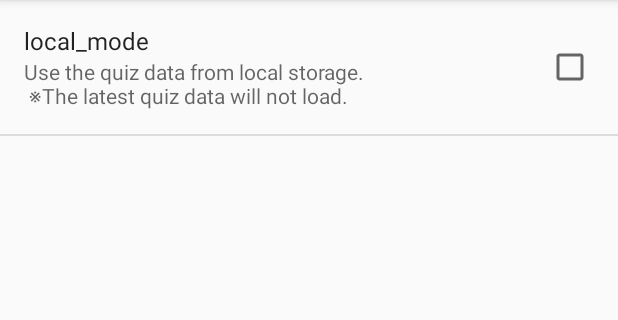
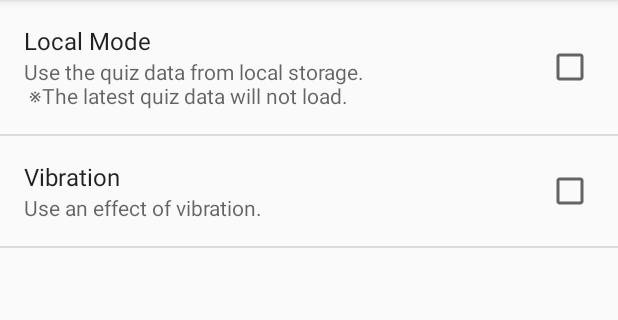
Before and after one commit to TatsuoWatanabe/FunUkuleleQuiz, an Android app: the fragment SettingsFragment shown on its own in the app's theme, on a phone screen of 412 x 824 dp, the part 84-404 px from its top. Run offline under Robolectric (Android 15) with nearby library versions, the phone set to English and light mode, and no system bars; network calls fail; 2 statements that could not run were skipped.

Commit message:
addes the vibrator preference.

```diff
--- a/app/src/main/java/com/tatsuowatanabe/funukulelequiz/model/QuizResults.java
+++ b/app/src/main/java/com/tatsuowatanabe/funukulelequiz/model/QuizResults.java
@@ -43,12 +43,13 @@ public class QuizResults {
      */
     public QuizResults receiveAnswer(Quiz.Choice selectedChoice, Quiz quiz) {
         AnsweredQuiz answeredQuiz = new AnsweredQuiz(quiz, selectedChoice.getPoint());
+        Boolean useVibration = activity.getSharedPreferences().getBoolean(activity.getString(R.string.pref_key_vibration), false);
 
         if (answeredQuiz.isCorrect()) {
             // TODO: Show correct color effect.
         } else {
             // TODO: Show incorrect color effect.
-            activity.getVibrator().vibrate(100);
+            if (useVibration) { activity.getVibrator().vibrate(50); }
         }
         // TODO: Set progress to progress bar.
 
--- a/app/src/main/java/com/tatsuowatanabe/funukulelequiz/preference/SettingsFragment.java
+++ b/app/src/main/java/com/tatsuowatanabe/funukulelequiz/preference/SettingsFragment.java
@@ -25,7 +25,7 @@ public class SettingsFragment extends PreferenceFragment {
         Boolean isJa = getString(R.string.lang_ja).equals(lang);
         Boolean isEn = getString(R.string.lang_en).equals(lang);
 
-        CheckBoxPreference prefLocalMode = (CheckBoxPreference) findPreference("local_mode");
+        CheckBoxPreference prefLocalMode = (CheckBoxPreference)findPreference(getString(R.string.pref_key_local_mode));
         prefLocalMode.setTitle(getString(
             isJa ? R.string.pref_title_local_mode_ja :
             isEn ? R.string.pref_title_local_mode_en :
@@ -36,6 +36,17 @@ public class SettingsFragment extends PreferenceFragment {
             isEn ? R.string.pref_summ_local_mode_en :
                    R.string.pref_summ_local_mode_en
         ));
+        CheckBoxPreference prefVibration = (CheckBoxPreference)findPreference(getString(R.string.pref_key_vibration));
+        prefVibration.setTitle(getString(
+            isJa ? R.string.pref_title_vibration_ja :
+            isEn ? R.string.pref_title_vibration_en :
+                   R.string.pref_title_vibration_en
+        ));
+        prefVibration.setSummary(getString(
+            isJa ? R.string.pref_summ_vibration_ja :
+            isEn ? R.string.pref_summ_vibration_en :
+                   R.string.pref_summ_vibration_en
+        ));
 
         return this;
     }
--- a/app/src/main/res/values/strings.xml
+++ b/app/src/main/res/values/strings.xml
@@ -18,7 +18,7 @@
     <string name="msg_use_local_data_en">Use the local data.</string>
     <string name="msg_err_network_ja">インターネットでのデータ取得に失敗しました。\n%1$s\n%2$s</string>
     <string name="msg_err_network_en">Sorry, a network error has occurred.\n%1$s\n%2$s</string>
-    <string name="pref_key_local_mode">local_mode</string>
+    <string name="pref_key_local_mode">Local Mode</string>
     <string name="pref_title_local_mode_ja">ローカルモード</string>
     <string name="pref_title_local_mode_en">@string/pref_key_local_mode</string>
     <string name="pref_summ_local_mode_ja">
@@ -33,5 +33,10 @@
         ※The latest quiz data will not load.
     ]]>
     </string>
+    <string name="pref_key_vibration">vibration</string>
+    <string name="pref_title_vibration_ja">バイブレーション</string>
+    <string name="pref_title_vibration_en">Vibration</string>
+    <string name="pref_summ_vibration_ja">バイブレーションによるエフェクトを使用します。</string>
+    <string name="pref_summ_vibration_en">Use an effect of vibration.</string>
 
 </resources>
--- a/app/src/main/res/xml/preferences.xml
+++ b/app/src/main/res/xml/preferences.xml
@@ -6,4 +6,10 @@
         android:summary="@string/pref_summ_local_mode_ja"
         android:defaultValue="false"
     />
+    <CheckBoxPreference
+        android:key="@string/pref_key_vibration"
+        android:title="@string/pref_title_vibration_ja"
+        android:summary="@string/pref_summ_vibration_ja"
+        android:defaultValue="false"
+    />
 </PreferenceScreen>
```
